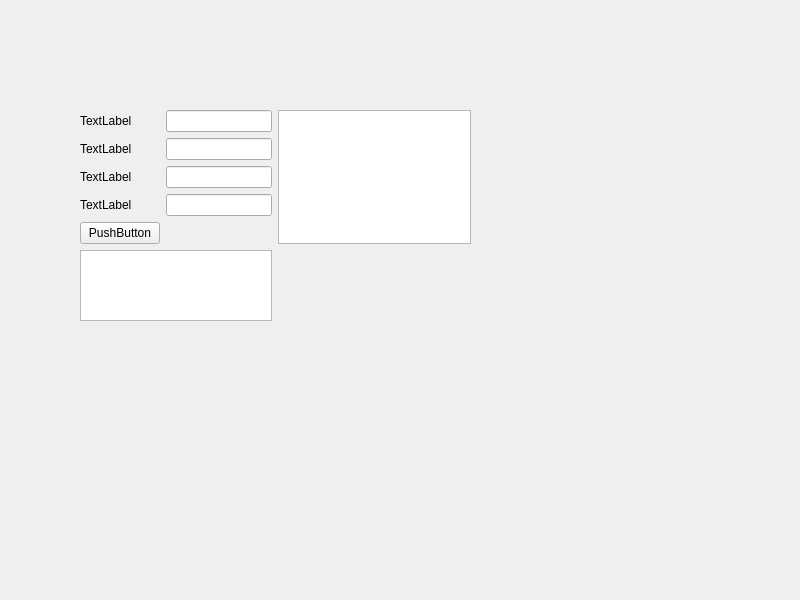
Qt form Admin_page/adminpage.ui (meh3one/Ap-FinalProj) before a commit.
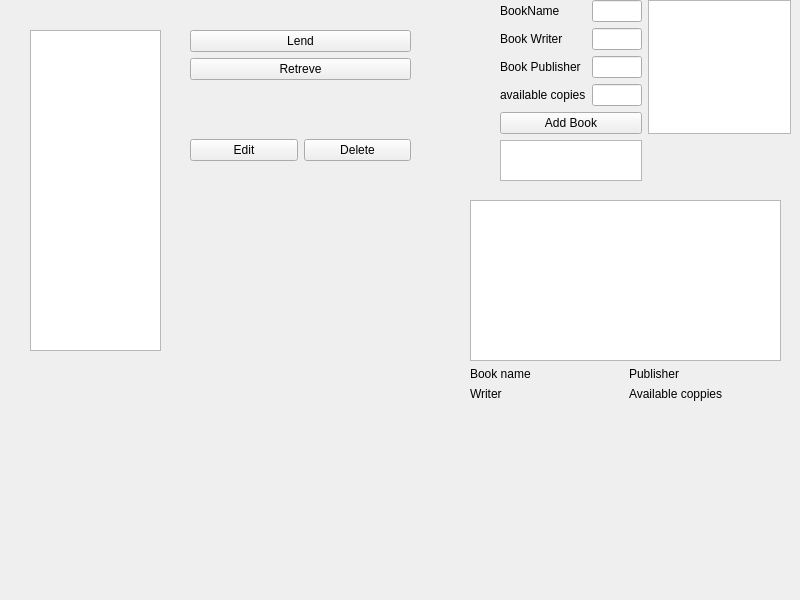
The same form after that commit.

Patch:
```diff
--- a/Admin_page/adminpage.ui
+++ b/Admin_page/adminpage.ui
@@ -14,65 +14,171 @@
    <string>MainWindow</string>
   </property>
   <widget class="QWidget" name="centralwidget">
-   <widget class="QWidget" name="gridLayoutWidget">
+   <widget class="QListWidget" name="BookList_Widget_output">
     <property name="geometry">
      <rect>
-      <x>80</x>
-      <y>110</y>
-      <width>391</width>
-      <height>211</height>
+      <x>30</x>
+      <y>30</y>
+      <width>131</width>
+      <height>321</height>
+     </rect>
+    </property>
+   </widget>
+   <widget class="QWidget" name="gridLayoutWidget_2">
+    <property name="geometry">
+     <rect>
+      <x>190</x>
+      <y>30</y>
+      <width>221</width>
+      <height>131</height>
+     </rect>
+    </property>
+    <layout class="QGridLayout" name="ob3">
+     <item row="4" column="1">
+      <widget class="QPushButton" name="pushButton_4">
+       <property name="text">
+        <string>Delete</string>
+       </property>
+      </widget>
+     </item>
+     <item row="0" column="0" colspan="2">
+      <widget class="QPushButton" name="pushButton">
+       <property name="text">
+        <string>Lend</string>
+       </property>
+      </widget>
+     </item>
+     <item row="1" column="0" colspan="2">
+      <widget class="QPushButton" name="pushButton_2">
+       <property name="text">
+        <string>Retreve</string>
+       </property>
+      </widget>
+     </item>
+     <item row="4" column="0">
+      <widget class="QPushButton" name="pushButton_3">
+       <property name="text">
+        <string>Edit</string>
+       </property>
+      </widget>
+     </item>
+     <item row="3" column="0" colspan="2">
+      <spacer name="verticalSpacer">
+       <property name="orientation">
+        <enum>Qt::Vertical</enum>
+       </property>
+       <property name="sizeHint" stdset="0">
+        <size>
+         <width>20</width>
+         <height>40</height>
+        </size>
+       </property>
+      </spacer>
+     </item>
+    </layout>
+   </widget>
+   <widget class="QWidget" name="Read_widget" native="true">
+    <property name="geometry">
+     <rect>
+      <x>470</x>
+      <y>200</y>
+      <width>311</width>
+      <height>201</height>
+     </rect>
+    </property>
+    <layout class="QGridLayout" name="Read_Widget">
+     <item row="2" column="0">
+      <widget class="QLabel" name="Read_Writer_lable">
+       <property name="text">
+        <string>Writer</string>
+       </property>
+      </widget>
+     </item>
+     <item row="1" column="0">
+      <widget class="QLabel" name="Read_Name_lable">
+       <property name="text">
+        <string>Book name</string>
+       </property>
+      </widget>
+     </item>
+     <item row="1" column="1">
+      <widget class="QLabel" name="Read_pub_lable">
+       <property name="text">
+        <string>Publisher</string>
+       </property>
+      </widget>
+     </item>
+     <item row="0" column="0" colspan="2">
+      <widget class="QTextBrowser" name="Read__output"/>
+     </item>
+     <item row="2" column="1">
+      <widget class="QLabel" name="Read_avalablecopies">
+       <property name="text">
+        <string>Available coppies</string>
+       </property>
+      </widget>
+     </item>
+    </layout>
+   </widget>
+   <widget class="QWidget" name="AddBook_Widget" native="true">
+    <property name="geometry">
+     <rect>
+      <x>500</x>
+      <y>0</y>
+      <width>291</width>
+      <height>181</height>
      </rect>
     </property>
     <layout class="QGridLayout" name="gridLayout">
-     <item row="0" column="1">
-      <widget class="QLineEdit" name="lineEdit"/>
-     </item>
-     <item row="2" column="1">
-      <widget class="QLineEdit" name="lineEdit_3"/>
+     <item row="1" column="0">
+      <widget class="QLabel" name="AddBook_lable_2">
+       <property name="text">
+        <string>Book Writer</string>
+       </property>
+      </widget>
      </item>
      <item row="3" column="0">
       <widget class="QLabel" name="label_4">
        <property name="text">
-        <string>TextLabel</string>
-       </property>
-      </widget>
-     </item>
-     <item row="3" column="1">
-      <widget class="QLineEdit" name="lineEdit_4"/>
-     </item>
-     <item row="4" column="0">
-      <widget class="QPushButton" name="pushButton">
-       <property name="text">
-        <string>PushButton</string>
-       </property>
-      </widget>
-     </item>
-     <item row="1" column="0">
-      <widget class="QLabel" name="label_2">
-       <property name="text">
-        <string>TextLabel</string>
+        <string>available copies</string>
        </property>
       </widget>
      </item>
      <item row="1" column="1">
-      <widget class="QLineEdit" name="lineEdit_2"/>
+      <widget class="QLineEdit" name="AddBook_Writer_input"/>
+     </item>
+     <item row="0" column="1">
+      <widget class="QLineEdit" name="AddBook_Name_input"/>
+     </item>
+     <item row="2" column="0">
+      <widget class="QLabel" name="AddBook_lable_3">
+       <property name="text">
+        <string>Book Publisher</string>
+       </property>
+      </widget>
+     </item>
+     <item row="2" column="1">
+      <widget class="QLineEdit" name="AddBook_Pub_input"/>
      </item>
      <item row="0" column="0">
       <widget class="QLabel" name="label">
        <property name="text">
-        <string>TextLabel</string>
+        <string>BookName</string>
        </property>
       </widget>
      </item>
-     <item row="2" column="0">
-      <widget class="QLabel" name="label_3">
-       <property name="text">
-        <string>TextLabel</string>
-       </property>
-      </widget>
+     <item row="3" column="1">
+      <widget class="QLineEdit" name="AddBook_copies_input"/>
      </item>
      <item row="5" column="0" colspan="2">
-      <widget class="QTextBrowser" name="textBrowser"/>
+      <widget class="QTextBrowser" name="AddBook__output"/>
+     </item>
+     <item row="4" column="0" colspan="2">
+      <widget class="QPushButton" name="AddBook_botton">
+       <property name="text">
+        <string>Add Book</string>
+       </property>
+      </widget>
      </item>
      <item row="0" column="2" rowspan="5">
       <widget class="QTextEdit" name="textEdit"/>
```
Left out of the diff: 6 changed lines with no effect on the pictures.
